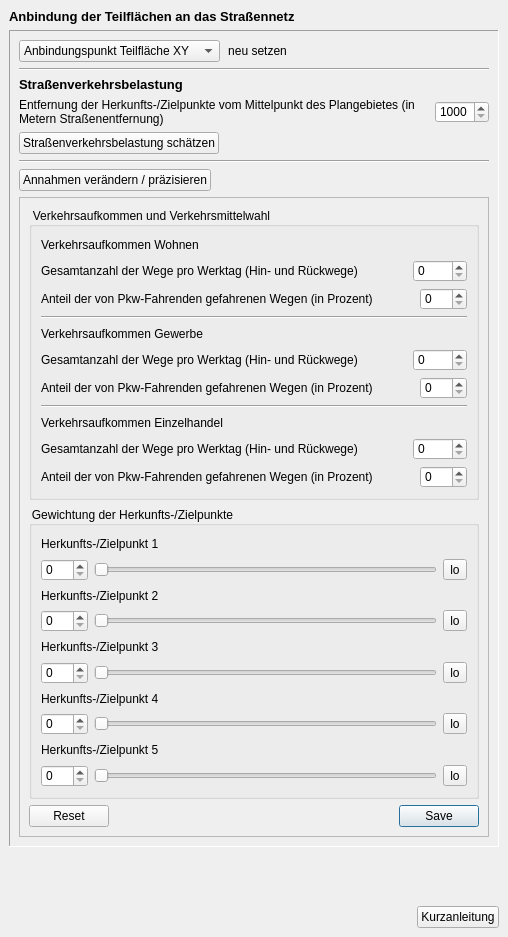
Above: projektcheck/ui/ProjektCheck_dockwidget_analysis_03-ViU.ui from projektcheck/ProjektCheck-QGIS before the change. Below: the same form after it.
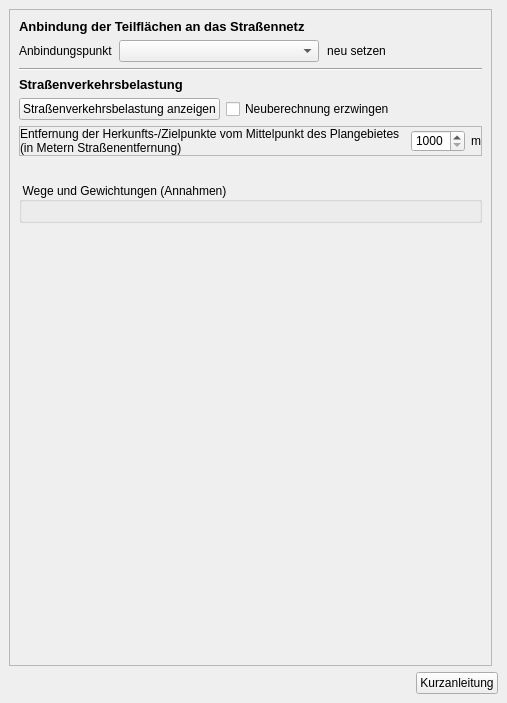
That is the form after the change. Icons and pictures are not drawn.

The edit to the form file:
```diff
--- a/projektcheck/ui/ProjektCheck_dockwidget_analysis_03-ViU.ui
+++ b/projektcheck/ui/ProjektCheck_dockwidget_analysis_03-ViU.ui
@@ -2,12 +2,15 @@
 <ui version="4.0">
  <class>DockWidget</class>
  <widget class="QDockWidget" name="DockWidget">
+  <property name="enabled">
+   <bool>true</bool>
+  </property>
   <property name="geometry">
    <rect>
     <x>0</x>
     <y>0</y>
-    <width>508</width>
-    <height>937</height>
+    <width>507</width>
+    <height>703</height>
    </rect>
   </property>
   <property name="styleSheet">
@@ -53,7 +56,22 @@
    <string>Projekt-Check Analyse-Tools // Verkehr im Umfeld</string>
   </property>
   <widget class="QWidget" name="dockWidgetContents">
-   <layout class="QVBoxLayout" name="verticalLayout">
+   <layout class="QGridLayout" name="gridLayout">
+    <item row="0" column="0">
+     <widget class="QScrollArea" name="scrollArea">
+      <property name="widgetResizable">
+       <bool>true</bool>
+      </property>
+      <widget class="QWidget" name="scrollAreaWidgetContents">
+       <property name="geometry">
+        <rect>
+         <x>0</x>
+         <y>0</y>
+         <width>481</width>
+         <height>629</height>
+        </rect>
+       </property>
+       <layout class="QVBoxLayout" name="verticalLayout_2">
     <item>
      <widget class="QLabel" name="label">
       <property name="font">
@@ -69,29 +87,22 @@
      </widget>
     </item>
     <item>
-     <widget class="QFrame" name="frame">
-      <property name="frameShape">
-       <enum>QFrame::Panel</enum>
-      </property>
-      <property name="frameShadow">
-       <enum>QFrame::Sunken</enum>
-      </property>
-      <layout class="QVBoxLayout" name="verticalLayout_3">
-       <item>
         <layout class="QHBoxLayout" name="horizontalLayout">
          <item>
-          <widget class="QComboBox" name="comboBox">
+           <widget class="QLabel" name="label_3">
+            <property name="text">
+             <string>Anbindungspunkt</string>
+            </property>
+           </widget>
+          </item>
+          <item>
+           <widget class="QComboBox" name="area_combo">
            <property name="minimumSize">
             <size>
              <width>200</width>
              <height>0</height>
             </size>
            </property>
-           <item>
-            <property name="text">
-             <string>Anbindungspunkt Teilfläche XY</string>
-            </property>
-           </item>
           </widget>
          </item>
          <item>
@@ -158,12 +169,78 @@
         </widget>
        </item>
        <item>
-        <layout class="QHBoxLayout" name="horizontalLayout_2">
+         <layout class="QHBoxLayout" name="horizontalLayout_4">
+          <item>
+           <widget class="QPushButton" name="calculate_traffic_button">
+            <property name="sizePolicy">
+             <sizepolicy hsizetype="Maximum" vsizetype="Fixed">
+              <horstretch>0</horstretch>
+              <verstretch>0</verstretch>
+             </sizepolicy>
+            </property>
+            <property name="layoutDirection">
+             <enum>Qt::LeftToRight</enum>
+            </property>
+            <property name="text">
+             <string>Straßenverkehrsbelastung anzeigen</string>
+            </property>
+            <property name="icon">
+             <iconset>
+              <normaloff>../../../../../images/iconset_mob/20190619_iconset_mob_calculate_traffic_3.png</normaloff>../../../../../images/iconset_mob/20190619_iconset_mob_calculate_traffic_3.png</iconset>
+            </property>
+           </widget>
+          </item>
+          <item>
+           <widget class="QCheckBox" name="recalculate_check">
+            <property name="text">
+             <string>Neuberechnung erzwingen</string>
+            </property>
+           </widget>
+          </item>
+          <item>
+           <spacer name="horizontalSpacer_2">
+            <property name="orientation">
+             <enum>Qt::Horizontal</enum>
+            </property>
+            <property name="sizeHint" stdset="0">
+             <size>
+              <width>40</width>
+              <height>20</height>
+             </size>
+            </property>
+           </spacer>
+          </item>
+         </layout>
+        </item>
+        <item>
+         <widget class="QFrame" name="distance_frame">
+          <property name="enabled">
+           <bool>true</bool>
+          </property>
+          <property name="frameShape">
+           <enum>QFrame::StyledPanel</enum>
+          </property>
+          <property name="frameShadow">
+           <enum>QFrame::Raised</enum>
+          </property>
+          <layout class="QHBoxLayout" name="horizontalLayout_6">
+           <property name="leftMargin">
+            <number>0</number>
+           </property>
          <property name="topMargin">
           <number>0</number>
          </property>
+           <property name="rightMargin">
+            <number>0</number>
+           </property>
+           <property name="bottomMargin">
+            <number>0</number>
+           </property>
          <item>
           <widget class="QLabel" name="label_6">
+             <property name="enabled">
+              <bool>true</bool>
+             </property>
            <property name="font">
             <font>
              <weight>50</weight>
@@ -179,7 +256,7 @@
           </widget>
          </item>
          <item>
-          <widget class="QSpinBox" name="spinBox_5">
+            <widget class="QSpinBox" name="distance_input">
            <property name="sizePolicy">
             <sizepolicy hsizetype="Fixed" vsizetype="Fixed">
              <horstretch>0</horstretch>
@@ -190,515 +267,45 @@
             <number>1000</number>
            </property>
            <property name="maximum">
-            <number>5000</number>
+              <number>9999</number>
+             </property>
+            </widget>
+           </item>
+           <item>
+            <widget class="QLabel" name="label_4">
+             <property name="sizePolicy">
+              <sizepolicy hsizetype="Maximum" vsizetype="Preferred">
+               <horstretch>0</horstretch>
+               <verstretch>0</verstretch>
+              </sizepolicy>
+             </property>
+             <property name="text">
+              <string>m</string>
            </property>
           </widget>
          </item>
         </layout>
-       </item>
-       <item>
-        <widget class="QPushButton" name="pushButton_14">
-         <property name="sizePolicy">
-          <sizepolicy hsizetype="Maximum" vsizetype="Fixed">
-           <horstretch>0</horstretch>
-           <verstretch>0</verstretch>
-          </sizepolicy>
-         </property>
-         <property name="layoutDirection">
-          <enum>Qt::LeftToRight</enum>
-         </property>
-         <property name="text">
-          <string>Straßenverkehrsbelastung schätzen</string>
-         </property>
-         <property name="icon">
-          <iconset>
-           <normaloff>../../images/iconset_mob/20190619_iconset_mob_calculate_traffic_3.png</normaloff>../../images/iconset_mob/20190619_iconset_mob_calculate_traffic_3.png</iconset>
-         </property>
         </widget>
        </item>
        <item>
-        <widget class="Line" name="line_5">
+         <spacer name="horizontalSpacer_3">
          <property name="orientation">
           <enum>Qt::Horizontal</enum>
          </property>
-        </widget>
-       </item>
-       <item>
-        <widget class="QPushButton" name="pushButton_15">
-         <property name="sizePolicy">
-          <sizepolicy hsizetype="Fixed" vsizetype="Fixed">
-           <horstretch>0</horstretch>
-           <verstretch>0</verstretch>
-          </sizepolicy>
-         </property>
-         <property name="toolTip">
-          <string>Der Aufplopteil wird eher als xtra Dialog umgesetzt ...</string>
-         </property>
-         <property name="text">
-          <string>Annahmen verändern / präzisieren</string>
-         </property>
-         <property name="icon">
-          <iconset>
-           <normaloff>../../images/iconset_mob/20190619_iconset_mob_specify_2.png</normaloff>../../images/iconset_mob/20190619_iconset_mob_specify_2.png</iconset>
-         </property>
-         <property name="checkable">
-          <bool>true</bool>
-         </property>
-         <property name="flat">
-          <bool>false</bool>
-         </property>
-        </widget>
-       </item>
-       <item>
-        <widget class="QScrollArea" name="scrollArea">
-         <property name="minimumSize">
+          <property name="sizeHint" stdset="0">
           <size>
-           <width>0</width>
-           <height>640</height>
-          </size>
-         </property>
-         <property name="frameShape">
-          <enum>QFrame::StyledPanel</enum>
-         </property>
-         <property name="widgetResizable">
-          <bool>true</bool>
-         </property>
-         <widget class="QWidget" name="scrollAreaWidgetContents">
-          <property name="geometry">
-           <rect>
-            <x>0</x>
-            <y>0</y>
-            <width>468</width>
-            <height>638</height>
-           </rect>
-          </property>
-          <layout class="QVBoxLayout" name="verticalLayout_2">
-           <item>
-            <widget class="QGroupBox" name="groupBox_3">
-             <property name="title">
-              <string>Verkehrsaufkommen und Verkehrsmittelwahl</string>
-             </property>
-             <layout class="QVBoxLayout" name="verticalLayout_4">
-              <item>
-               <widget class="QLabel" name="label_7">
-                <property name="text">
-                 <string>Verkehrsaufkommen Wohnen</string>
-                </property>
-               </widget>
+            <width>40</width>
+            <height>20</height>
+           </size>
+          </property>
+         </spacer>
               </item>
               <item>
-               <layout class="QHBoxLayout" name="horizontalLayout_4">
-                <item>
-                 <widget class="QLabel" name="label_8">
-                  <property name="text">
-                   <string>Gesamtanzahl der Wege pro Werktag (Hin- und Rückwege)</string>
-                  </property>
-                  <property name="wordWrap">
-                   <bool>true</bool>
-                  </property>
-                 </widget>
-                </item>
-                <item>
-                 <widget class="QSpinBox" name="spinBox_6">
-                  <property name="sizePolicy">
-                   <sizepolicy hsizetype="Fixed" vsizetype="Fixed">
-                    <horstretch>0</horstretch>
-                    <verstretch>0</verstretch>
-                   </sizepolicy>
-                  </property>
-                  <property name="maximum">
-                   <number>5000</number>
-                  </property>
-                 </widget>
-                </item>
-               </layout>
-              </item>
-              <item>
-               <layout class="QHBoxLayout" name="horizontalLayout_5">
-                <item>
-                 <widget class="QLabel" name="label_9">
-                  <property name="text">
-                   <string>Anteil der von Pkw-Fahrenden gefahrenen Wegen (in Prozent)</string>
-                  </property>
-                  <property name="wordWrap">
-                   <bool>true</bool>
-                  </property>
-                 </widget>
-                </item>
-                <item>
-                 <widget class="QSpinBox" name="spinBox_7">
-                  <property name="sizePolicy">
-                   <sizepolicy hsizetype="Fixed" vsizetype="Fixed">
-                    <horstretch>0</horstretch>
-                    <verstretch>0</verstretch>
-                   </sizepolicy>
-                  </property>
-                  <property name="layoutDirection">
-                   <enum>Qt::LeftToRight</enum>
-                  </property>
-                  <property name="maximum">
-                   <number>100</number>
-                  </property>
-                 </widget>
-                </item>
-               </layout>
-              </item>
-              <item>
-               <widget class="Line" name="line_6">
-                <property name="orientation">
-                 <enum>Qt::Horizontal</enum>
-                </property>
-               </widget>
-              </item>
-              <item>
-               <widget class="QLabel" name="label_10">
-                <property name="text">
-                 <string>Verkehrsaufkommen Gewerbe</string>
-                </property>
-               </widget>
-              </item>
-              <item>
-               <layout class="QHBoxLayout" name="horizontalLayout_6">
-                <item>
-                 <widget class="QLabel" name="label_12">
-                  <property name="text">
-                   <string>Gesamtanzahl der Wege pro Werktag (Hin- und Rückwege)</string>
-                  </property>
-                  <property name="wordWrap">
-                   <bool>true</bool>
-                  </property>
-                 </widget>
-                </item>
-                <item>
-                 <widget class="QSpinBox" name="spinBox_9">
-                  <property name="sizePolicy">
-                   <sizepolicy hsizetype="Fixed" vsizetype="Fixed">
-                    <horstretch>0</horstretch>
-                    <verstretch>0</verstretch>
-                   </sizepolicy>
-                  </property>
-                  <property name="maximum">
-                   <number>5000</number>
-                  </property>
-                 </widget>
-                </item>
-               </layout>
-              </item>
-              <item>
-               <layout class="QHBoxLayout" name="horizontalLayout_7">
-                <item>
-                 <widget class="QLabel" name="label_11">
-                  <property name="text">
-                   <string>Anteil der von Pkw-Fahrenden gefahrenen Wegen (in Prozent)</string>
-                  </property>
-                  <property name="wordWrap">
-                   <bool>true</bool>
-                  </property>
-                 </widget>
-                </item>
-                <item>
-                 <widget class="QSpinBox" name="spinBox_8">
-                  <property name="sizePolicy">
-                   <sizepolicy hsizetype="Fixed" vsizetype="Fixed">
-                    <horstretch>0</horstretch>
-                    <verstretch>0</verstretch>
-                   </sizepolicy>
-                  </property>
-                  <property name="layoutDirection">
-                   <enum>Qt::LeftToRight</enum>
-                  </property>
-                  <property name="maximum">
-                   <number>100</number>
-                  </property>
-                 </widget>
-                </item>
-               </layout>
-              </item>
-              <item>
-               <widget class="Line" name="line_4">
-                <property name="orientation">
-                 <enum>Qt::Horizontal</enum>
-                </property>
-               </widget>
-              </item>
-              <item>
-               <widget class="QLabel" name="label_19">
-                <property name="text">
-                 <string>Verkehrsaufkommen Einzelhandel</string>
-                </property>
-               </widget>
-              </item>
-              <item>
-               <layout class="QHBoxLayout" name="horizontalLayout_8">
-                <item>
-                 <widget class="QLabel" name="label_20">
-                  <property name="text">
-                   <string>Gesamtanzahl der Wege pro Werktag (Hin- und Rückwege)</string>
-                  </property>
-                  <property name="wordWrap">
-                   <bool>true</bool>
-                  </property>
-                 </widget>
-                </item>
-                <item>
-                 <widget class="QSpinBox" name="spinBox_15">
-                  <property name="sizePolicy">
-                   <sizepolicy hsizetype="Fixed" vsizetype="Fixed">
-                    <horstretch>0</horstretch>
-                    <verstretch>0</verstretch>
-                   </sizepolicy>
-                  </property>
-                  <property name="maximum">
-                   <number>5000</number>
-                  </property>
-                 </widget>
-                </item>
-               </layout>
-              </item>
-              <item>
-               <layout class="QHBoxLayout" name="horizontalLayout_9">
-                <item>
-                 <widget class="QLabel" name="label_21">
-                  <property name="text">
-                   <string>Anteil der von Pkw-Fahrenden gefahrenen Wegen (in Prozent)</string>
-                  </property>
-                  <property name="wordWrap">
-                   <bool>true</bool>
-                  </property>
-                 </widget>
-                </item>
-                <item>
-                 <widget class="QSpinBox" name="spinBox_14">
-                  <property name="sizePolicy">
-                   <sizepolicy hsizetype="Fixed" vsizetype="Fixed">
-                    <horstretch>0</horstretch>
-                    <verstretch>0</verstretch>
-                   </sizepolicy>
-                  </property>
-                  <property name="layoutDirection">
-                   <enum>Qt::LeftToRight</enum>
-                  </property>
-                  <property name="maximum">
-                   <number>100</number>
-                  </property>
-                 </widget>
-                </item>
-               </layout>
-              </item>
-             </layout>
-            </widget>
-           </item>
-           <item>
-            <widget class="QGroupBox" name="groupBox_4">
+         <widget class="QGroupBox" name="settings_group">
              <property name="title">
-              <string>Gewichtung der Herkunfts-/Zielpunkte</string>
-             </property>
-             <layout class="QVBoxLayout" name="verticalLayout_5">
-              <item>
-               <widget class="QLabel" name="label_22">
-                <property name="toolTip">
-                 <string>dynamisch erstellt</string>
-                </property>
-                <property name="text">
-                 <string>Herkunfts-/Zielpunkt 1</string>
-                </property>
-               </widget>
-              </item>
-              <item>
-               <layout class="QHBoxLayout" name="horizontalLayout_10">
-                <item>
-                 <widget class="QSpinBox" name="spinBox_16">
-                  <property name="maximum">
-                   <number>100</number>
-                  </property>
-                 </widget>
-                </item>
-                <item>
-                 <widget class="QSlider" name="horizontalSlider">
-                  <property name="orientation">
-                   <enum>Qt::Horizontal</enum>
-                  </property>
-                 </widget>
-                </item>
-                <item>
-                 <widget class="QToolButton" name="toolButton_2">
-                  <property name="text">
-                   <string>lo</string>
-                  </property>
-                  <property name="checkable">
-                   <bool>true</bool>
-                  </property>
-                 </widget>
-                </item>
-               </layout>
-              </item>
-              <item>
-               <widget class="QLabel" name="label_23">
-                <property name="toolTip">
-                 <string>dynamisch erstellt</string>
-                </property>
-                <property name="text">
-                 <string>Herkunfts-/Zielpunkt 2</string>
-                </property>
-               </widget>
-              </item>
-              <item>
-               <layout class="QHBoxLayout" name="horizontalLayout_11">
-                <item>
-                 <widget class="QSpinBox" name="spinBox_17">
-                  <property name="maximum">
-                   <number>100</number>
-                  </property>
-                 </widget>
-                </item>
-                <item>
-                 <widget class="QSlider" name="horizontalSlider_2">
-                  <property name="orientation">
-                   <enum>Qt::Horizontal</enum>
-                  </property>
-                 </widget>
-                </item>
-                <item>
-                 <widget class="QToolButton" name="toolButton">
-                  <property name="text">
-                   <string>lo</string>
-                  </property>
-                  <property name="checkable">
-                   <bool>true</bool>
-                  </property>
-                 </widget>
-                </item>
-               </layout>
-              </item>
-              <item>
-               <widget class="QLabel" name="label_24">
-                <property name="toolTip">
-                 <string>dynamisch erstellt</string>
-                </property>
-                <property name="text">
-                 <string>Herkunfts-/Zielpunkt 3</string>
-                </property>
-               </widget>
-              </item>
-              <item>
-               <layout class="QHBoxLayout" name="horizontalLayout_12">
-                <item>
-                 <widget class="QSpinBox" name="spinBox_18">
-                  <property name="maximum">
-                   <number>100</number>
-                  </property>
-                 </widget>
-                </item>
-                <item>
-                 <widget class="QSlider" name="horizontalSlider_3">
-                  <property name="orientation">
-                   <enum>Qt::Horizontal</enum>
-                  </property>
-                 </widget>
-                </item>
-                <item>
-                 <widget class="QToolButton" name="toolButton_3">
-                  <property name="text">
-                   <string>lo</string>
-                  </property>
-                  <property name="checkable">
-                   <bool>true</bool>
-                  </property>
-                 </widget>
-                </item>
-               </layout>
-              </item>
-              <item>
-               <widget class="QLabel" name="label_25">
-                <property name="toolTip">
-                 <string>dynamisch erstellt</string>
-                </property>
-                <property name="text">
-                 <string>Herkunfts-/Zielpunkt 4</string>
-                </property>
-               </widget>
-              </item>
-              <item>
-               <layout class="QHBoxLayout" name="horizontalLayout_13">
-                <item>
-                 <widget class="QSpinBox" name="spinBox_19">
-                  <property name="maximum">
-                   <number>100</number>
-                  </property>
-                 </widget>
-                </item>
-                <item>
-                 <widget class="QSlider" name="horizontalSlider_4">
-                  <property name="orientation">
-                   <enum>Qt::Horizontal</enum>
-                  </property>
-                 </widget>
-                </item>
-                <item>
-                 <widget class="QToolButton" name="toolButton_4">
-                  <property name="text">
-                   <string>lo</string>
-                  </property>
-                  <property name="checkable">
-                   <bool>true</bool>
-                  </property>
-                 </widget>
-                </item>
-               </layout>
-              </item>
-              <item>
-               <widget class="QLabel" name="label_26">
-                <property name="toolTip">
-                 <string>dynamisch erstellt</string>
-                </property>
-                <property name="text">
-                 <string>Herkunfts-/Zielpunkt 5</string>
-                </property>
-               </widget>
-              </item>
-              <item>
-               <layout class="QHBoxLayout" name="horizontalLayout_14">
-                <item>
-                 <widget class="QSpinBox" name="spinBox_20">
-                  <property name="maximum">
-                   <number>100</number>
-                  </property>
-                 </widget>
-                </item>
-                <item>
-                 <widget class="QSlider" name="horizontalSlider_5">
-                  <property name="orientation">
-                   <enum>Qt::Horizontal</enum>
-                  </property>
-                 </widget>
-                </item>
-                <item>
-                 <widget class="QToolButton" name="toolButton_5">
-                  <property name="text">
-                   <string>lo</string>
-                  </property>
-                  <property name="checkable">
-                   <bool>true</bool>
-                  </property>
-                 </widget>
-                </item>
-               </layout>
-              </item>
-             </layout>
-            </widget>
-           </item>
-           <item>
-            <widget class="QDialogButtonBox" name="buttonBox_4">
-             <property name="standardButtons">
-              <set>QDialogButtonBox::Reset|QDialogButtonBox::Save</set>
-             </property>
-            </widget>
-           </item>
-          </layout>
-         </widget>
-        </widget>
-       </item>
-      </layout>
+           <string>Wege und Gewichtungen (Annahmen)</string>
+          </property>
+          <layout class="QVBoxLayout" name="verticalLayout"/>
      </widget>
     </item>
     <item>
@@ -714,7 +321,11 @@
       </property>
      </spacer>
     </item>
-    <item>
+       </layout>
+      </widget>
+     </widget>
+    </item>
+    <item row="11" column="0" colspan="2">
      <layout class="QHBoxLayout" name="horizontalLayout_3">
       <property name="leftMargin">
        <number>0</number>
```
Left out of the diff: 36 changed lines with no effect on the pictures. Lines whose indentation alone changed are shown as unchanged.
